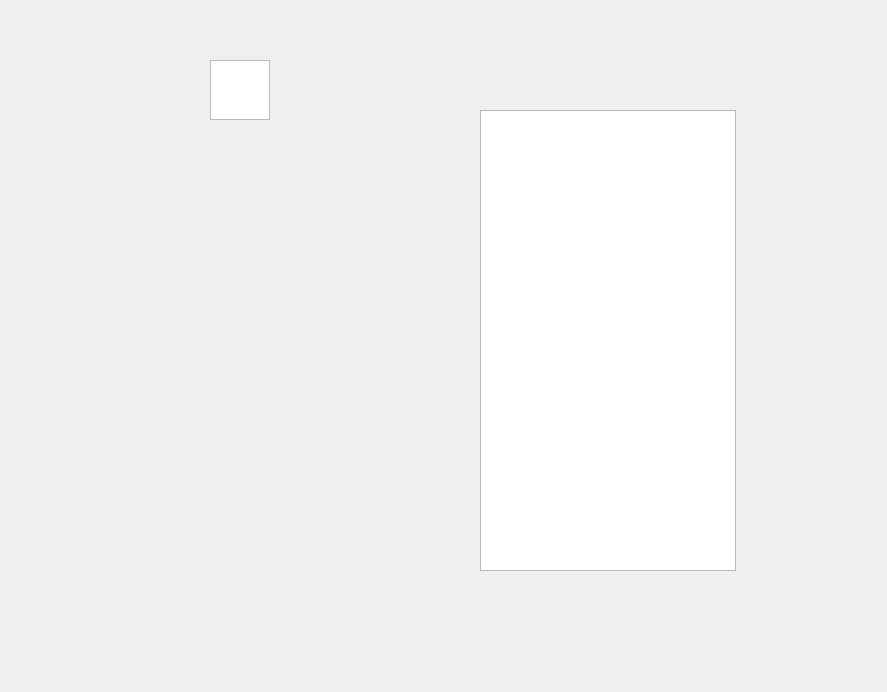
The window that src/Editor/BoltQtWidgets/Editors/PrototypeEditor.ui (FcTD4mN/Bolt) describes before a commit, drawn with Qt 5.
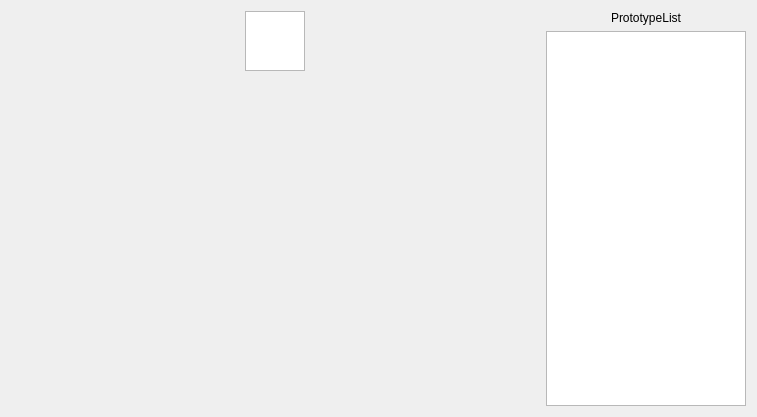
The same window after the commit. Custom widgets are drawn as their Qt base class.

Diff of the .ui file:
```diff
--- a/src/Editor/BoltQtWidgets/Editors/PrototypeEditor.ui
+++ b/src/Editor/BoltQtWidgets/Editors/PrototypeEditor.ui
@@ -6,32 +6,19 @@
    <rect>
     <x>0</x>
     <y>0</y>
-    <width>887</width>
-    <height>692</height>
+    <width>757</width>
+    <height>417</height>
    </rect>
   </property>
   <property name="windowTitle">
    <string>Form</string>
   </property>
-  <widget class="QListView" name="listViewAllPrototypes">
-   <property name="geometry">
-    <rect>
-     <x>480</x>
-     <y>110</y>
-     <width>256</width>
-     <height>461</height>
-    </rect>
-   </property>
-  </widget>
-  <widget class="QWidget" name="layoutWidget">
-   <property name="geometry">
-    <rect>
-     <x>30</x>
-     <y>60</y>
-     <width>421</width>
-     <height>541</height>
-    </rect>
-   </property>
+  <layout class="QHBoxLayout" name="horizontalLayout_4">
+   <item>
+    <layout class="QHBoxLayout" name="horizontalLayout_2">
+     <item>
+      <layout class="QVBoxLayout" name="verticalLayout">
+       <item>
    <layout class="QVBoxLayout" name="verticalLayout_2">
     <item>
      <layout class="QHBoxLayout" name="horizontalLayout_3">
@@ -64,7 +51,48 @@
      </widget>
     </item>
    </layout>
-  </widget>
+       </item>
+      </layout>
+     </item>
+     <item>
+      <layout class="QVBoxLayout" name="verticalLayout_3">
+       <item>
+        <widget class="QLabel" name="label">
+         <property name="sizePolicy">
+          <sizepolicy hsizetype="Minimum" vsizetype="Minimum">
+           <horstretch>0</horstretch>
+           <verstretch>0</verstretch>
+          </sizepolicy>
+         </property>
+         <property name="text">
+          <string>PrototypeList</string>
+         </property>
+         <property name="alignment">
+          <set>Qt::AlignCenter</set>
+         </property>
+        </widget>
+       </item>
+       <item>
+        <widget class="QListView" name="listViewAllPrototypes">
+         <property name="sizePolicy">
+          <sizepolicy hsizetype="Minimum" vsizetype="Expanding">
+           <horstretch>0</horstretch>
+           <verstretch>0</verstretch>
+          </sizepolicy>
+         </property>
+         <property name="maximumSize">
+          <size>
+           <width>200</width>
+           <height>16777215</height>
+          </size>
+         </property>
+        </widget>
+       </item>
+      </layout>
+     </item>
+    </layout>
+   </item>
+  </layout>
  </widget>
  <customwidgets>
   <customwidget>
```
Lines whose indentation alone changed are shown as unchanged.
